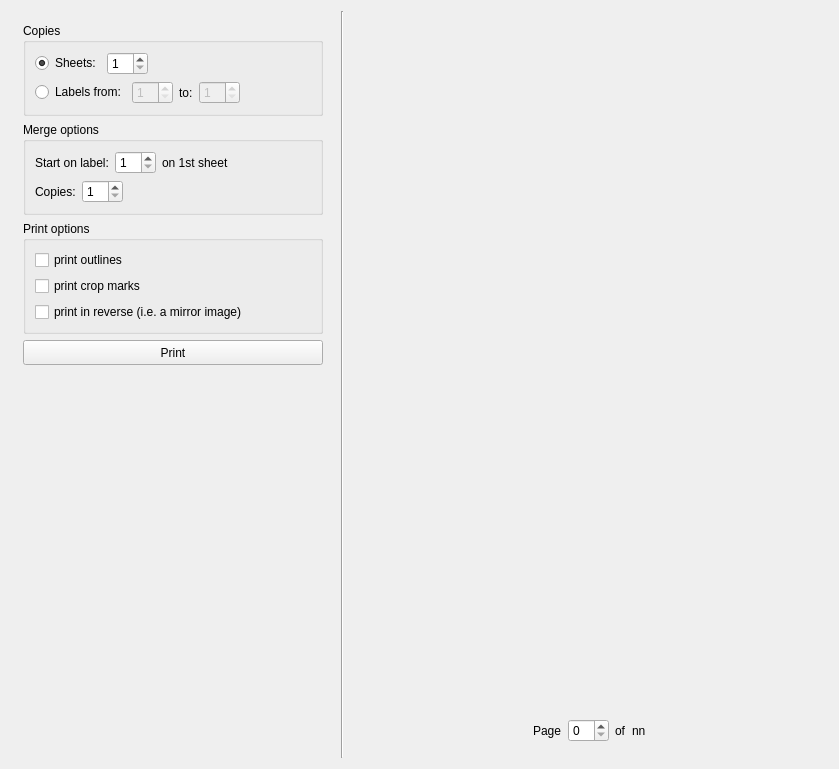
This is glabels/ui/PrintView.ui in jimevins/glabels-qt as Qt 5 draws it before an edit. The edited form follows.
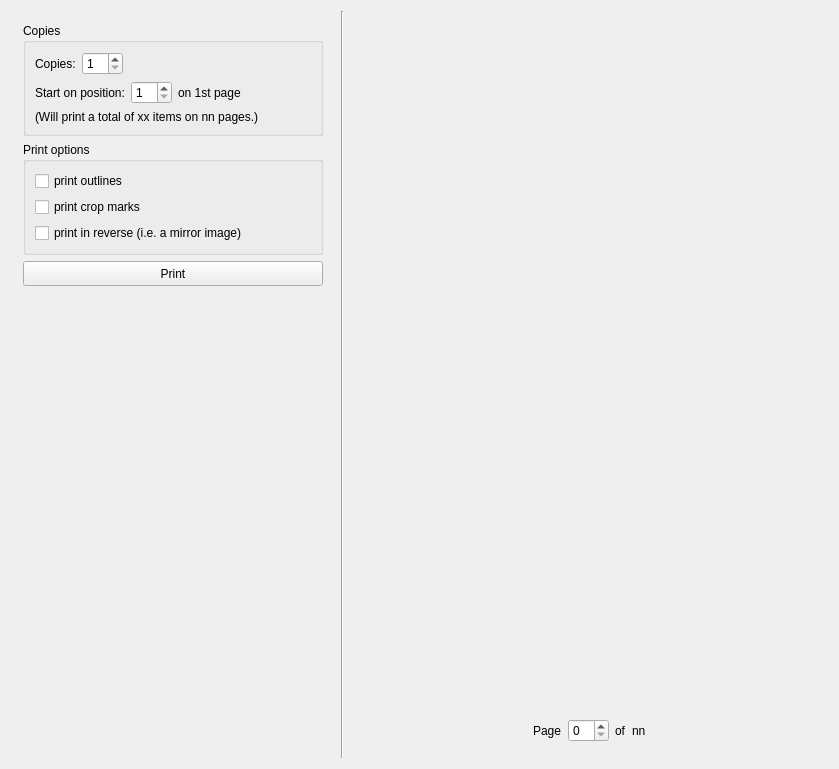
This is the edited form. Icons and pictures are not drawn. Custom widgets are drawn as their Qt base class.

Commit message: Incorporated merge printing in PrintView.

Patch:
```diff
--- a/glabels/ui/PrintView.ui
+++ b/glabels/ui/PrintView.ui
@@ -131,172 +131,7 @@
        <property name="title">
         <string>Copies</string>
        </property>
-       <layout class="QGridLayout" name="gridLayout_2">
-        <item row="1" column="0">
-         <layout class="QHBoxLayout" name="horizontalLayout_3">
-          <item>
-           <widget class="QRadioButton" name="copiesLabelsRadio">
-            <property name="sizePolicy">
-             <sizepolicy hsizetype="Preferred" vsizetype="Fixed">
-              <horstretch>0</horstretch>
-              <verstretch>0</verstretch>
-             </sizepolicy>
-            </property>
-            <property name="text">
-             <string>Labels from:</string>
-            </property>
-           </widget>
-          </item>
-          <item>
-           <widget class="QSpinBox" name="copiesFromSpin">
-            <property name="enabled">
-             <bool>false</bool>
-            </property>
-            <property name="minimum">
-             <number>1</number>
-            </property>
-           </widget>
-          </item>
-          <item>
-           <widget class="QLabel" name="label">
-            <property name="text">
-             <string>to:</string>
-            </property>
-           </widget>
-          </item>
-          <item>
-           <widget class="QSpinBox" name="copiesToSpin">
-            <property name="enabled">
-             <bool>false</bool>
-            </property>
-            <property name="minimum">
-             <number>1</number>
-            </property>
-           </widget>
-          </item>
-         </layout>
-        </item>
-        <item row="0" column="0">
-         <layout class="QHBoxLayout" name="horizontalLayout_2">
-          <item>
-           <widget class="QRadioButton" name="copiesSheetsRadio">
-            <property name="text">
-             <string>Sheets:</string>
-            </property>
-            <property name="checked">
-             <bool>true</bool>
-            </property>
-           </widget>
-          </item>
-          <item>
-           <widget class="QSpinBox" name="copiesSheetsSpin">
-            <property name="minimum">
-             <number>1</number>
-            </property>
-           </widget>
-          </item>
-          <item>
-           <spacer name="horizontalSpacer_2">
-            <property name="orientation">
-             <enum>Qt::Horizontal</enum>
-            </property>
-            <property name="sizeType">
-             <enum>QSizePolicy::MinimumExpanding</enum>
-            </property>
-            <property name="sizeHint" stdset="0">
-             <size>
-              <width>40</width>
-              <height>20</height>
-             </size>
-            </property>
-           </spacer>
-          </item>
-         </layout>
-        </item>
-        <item row="1" column="1">
-         <spacer name="horizontalSpacer">
-          <property name="orientation">
-           <enum>Qt::Horizontal</enum>
-          </property>
-          <property name="sizeType">
-           <enum>QSizePolicy::MinimumExpanding</enum>
-          </property>
-          <property name="sizeHint" stdset="0">
-           <size>
-            <width>10</width>
-            <height>20</height>
-           </size>
-          </property>
-         </spacer>
-        </item>
-       </layout>
-      </widget>
-     </item>
-     <item>
-      <widget class="QGroupBox" name="mergeBox">
-       <property name="sizePolicy">
-        <sizepolicy hsizetype="Fixed" vsizetype="Preferred">
-         <horstretch>0</horstretch>
-         <verstretch>0</verstretch>
-        </sizepolicy>
-       </property>
-       <property name="minimumSize">
-        <size>
-         <width>300</width>
-         <height>0</height>
-        </size>
-       </property>
-       <property name="maximumSize">
-        <size>
-         <width>350</width>
-         <height>16777215</height>
-        </size>
-       </property>
-       <property name="title">
-        <string>Merge options</string>
-       </property>
        <layout class="QGridLayout" name="gridLayout_3">
-        <item row="0" column="0">
-         <layout class="QHBoxLayout" name="horizontalLayout_4">
-          <item>
-           <widget class="QLabel" name="label_2">
-            <property name="text">
-             <string>Start on label:</string>
-            </property>
-           </widget>
-          </item>
-          <item>
-           <widget class="QSpinBox" name="mergeStartSpin">
-            <property name="minimum">
-             <number>1</number>
-            </property>
-           </widget>
-          </item>
-          <item>
-           <widget class="QLabel" name="label_3">
-            <property name="text">
-             <string>on 1st sheet</string>
-            </property>
-           </widget>
-          </item>
-          <item>
-           <spacer name="horizontalSpacer_4">
-            <property name="orientation">
-             <enum>Qt::Horizontal</enum>
-            </property>
-            <property name="sizeType">
-             <enum>QSizePolicy::MinimumExpanding</enum>
-            </property>
-            <property name="sizeHint" stdset="0">
-             <size>
-              <width>40</width>
-              <height>20</height>
-             </size>
-            </property>
-           </spacer>
-          </item>
-         </layout>
-        </item>
         <item row="1" column="0">
          <layout class="QHBoxLayout" name="horizontalLayout_5">
           <item>
@@ -334,6 +169,54 @@
           </item>
          </layout>
         </item>
+        <item row="3" column="0">
+         <widget class="QLabel" name="copiesDescriptionLabel">
+          <property name="text">
+           <string notr="true">(Will print a total of xx items on nn pages.)</string>
+          </property>
+         </widget>
+        </item>
+        <item row="2" column="0">
+         <layout class="QHBoxLayout" name="horizontalLayout_4">
+          <item>
+           <widget class="QLabel" name="label_2">
+            <property name="text">
+             <string>Start on position:</string>
+            </property>
+           </widget>
+          </item>
+          <item>
+           <widget class="QSpinBox" name="copiesStartSpin">
+            <property name="minimum">
+             <number>1</number>
+            </property>
+           </widget>
+          </item>
+          <item>
+           <widget class="QLabel" name="label_3">
+            <property name="text">
+             <string>on 1st page</string>
+            </property>
+           </widget>
+          </item>
+          <item>
+           <spacer name="horizontalSpacer_4">
+            <property name="orientation">
+             <enum>Qt::Horizontal</enum>
+            </property>
+            <property name="sizeType">
+             <enum>QSizePolicy::MinimumExpanding</enum>
+            </property>
+            <property name="sizeHint" stdset="0">
+             <size>
+              <width>40</width>
+              <height>20</height>
+             </size>
+            </property>
+           </spacer>
+          </item>
+         </layout>
+        </item>
        </layout>
       </widget>
      </item>
```
Left out of the diff: 118 changed lines with no effect on the pictures. The commit also changes 3 other files.
